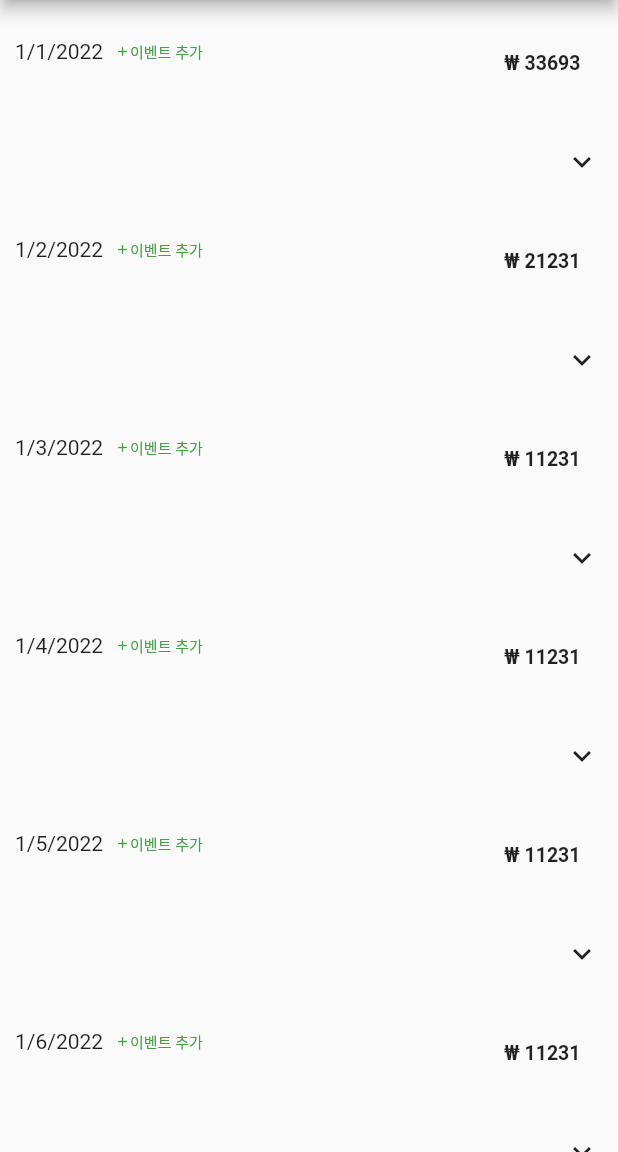
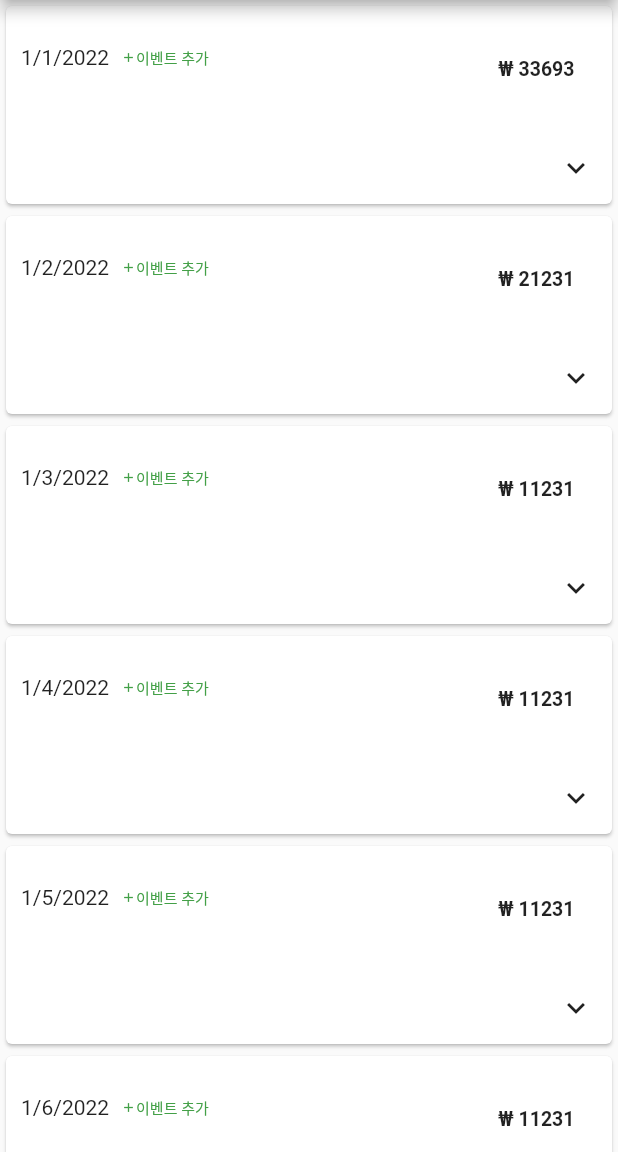
Before and after one commit to tyange/ttattogat_flutter, a Flutter app: the screen it shows after launch, on a phone screen of 412 x 824 dp, the part 84-1236 px from its top. Run offline on Flutter 3.47's test engine with Material 2 defaults, Android fonts, the phone set to English and light mode, and no system bars; Roboto replaces fonts that are missing (Gowun Dodum, Pretendard).

Commit message:
wrap with card widget

```diff
--- a/lib/widgets/day_item.dart
+++ b/lib/widgets/day_item.dart
@@ -32,7 +32,8 @@ class _DayItemState extends State<DayItem> {
 
   @override
   Widget build(BuildContext context) {
-    return Column(
+    return Card(
+      child: Column(
         children: <Widget>[
           Row(
             mainAxisAlignment: MainAxisAlignment.spaceBetween,
@@ -118,6 +119,7 @@ class _DayItemState extends State<DayItem> {
               ],
             ),
         ],
+      ),
     );
   }
 }
```
Lines whose indentation alone changed are shown as unchanged.
